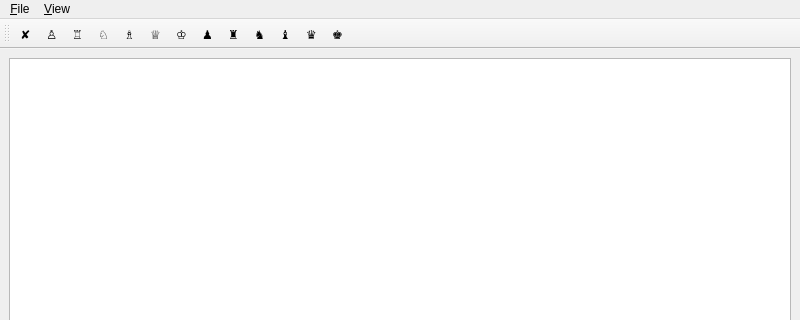
The window that src/desktop/mainwindow.ui (atomice1/bluecheese) describes before a commit, drawn with Qt 5; both pictures show x 0 to 800 and y 0 to 320 of the 800 by 600 pixel window.
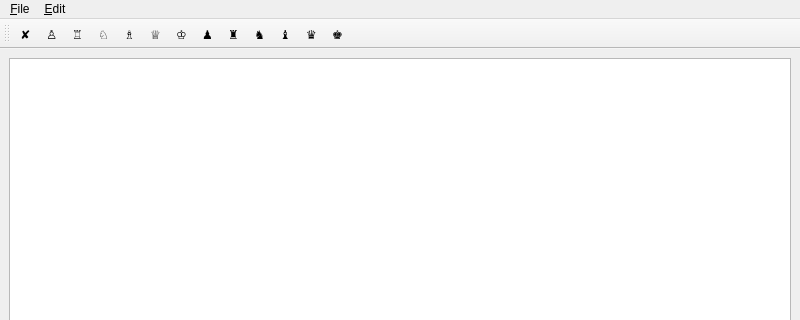
The same window after the commit.

Diff of the .ui file:
```diff
--- a/src/desktop/mainwindow.ui
+++ b/src/desktop/mainwindow.ui
@@ -59,7 +59,7 @@
      <x>0</x>
      <y>0</y>
      <width>800</width>
-     <height>17</height>
+     <height>24</height>
     </rect>
    </property>
    <widget class="QMenu" name="menu_File">
@@ -73,14 +73,14 @@
     <addaction name="action_Resign"/>
     <addaction name="action_Exit"/>
    </widget>
-   <widget class="QMenu" name="menu_View">
+   <widget class="QMenu" name="menu_Edit">
     <property name="title">
-     <string>&amp;View</string>
+     <string>&amp;Edit</string>
     </property>
     <addaction name="action_Edit_Mode"/>
    </widget>
    <addaction name="menu_File"/>
-   <addaction name="menu_View"/>
+   <addaction name="menu_Edit"/>
   </widget>
   <widget class="QStatusBar" name="statusbar"/>
   <widget class="QToolBar" name="editToolBar">
```
Left out of the diff: 8 changed lines with no effect on the pictures.
